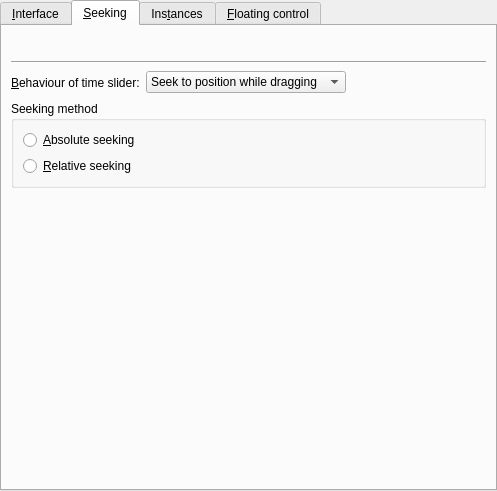
Above: src/prefinterface.ui from wilbert2000/wzplayer before the change. Below: the same form after it.
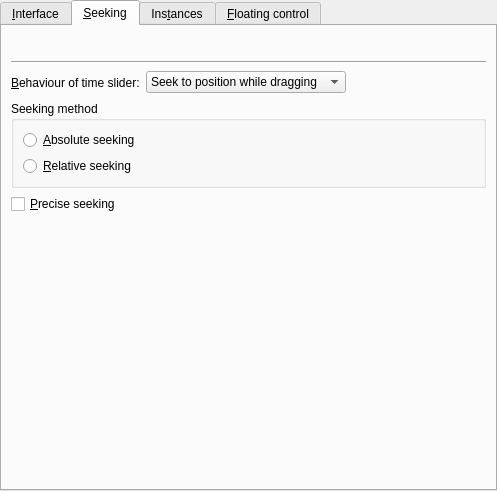
That is the form after the change. The open tabs and pages were chosen to show the change. Custom widgets are drawn as their Qt base class.

Commit message: Add an option in preferences -> interface to enable or not precise seeking.

Patch:
```diff
--- a/src/prefinterface.ui
+++ b/src/prefinterface.ui
@@ -625,7 +625,7 @@
          </layout>
         </widget>
        </item>
-       <item row="4" column="0" colspan="2" >
+       <item row="5" column="0" colspan="2" >
         <spacer>
          <property name="orientation" >
           <enum>Qt::Vertical</enum>
@@ -638,6 +638,13 @@
          </property>
         </spacer>
        </item>
+       <item row="4" column="0" >
+        <widget class="QCheckBox" name="precise_seeking_check" >
+         <property name="text" >
+          <string>&amp;Precise seeking</string>
+         </property>
+        </widget>
+       </item>
       </layout>
      </widget>
      <widget class="QWidget" name="tab_2" >
```
Left out of the diff: 1 changed line with no effect on the pictures. The commit also changes 6 other files.
